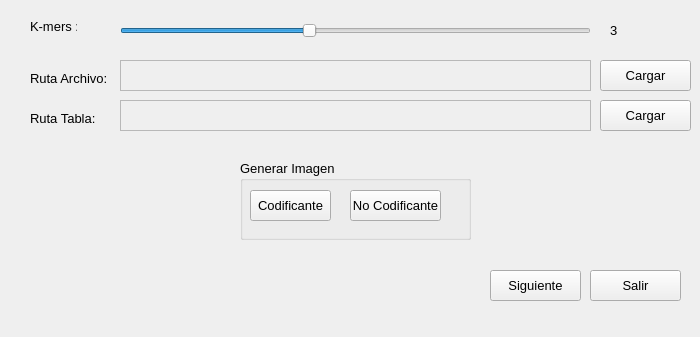
Qt form Gui.ui (juancho270/TrabajoGrado) before a commit.
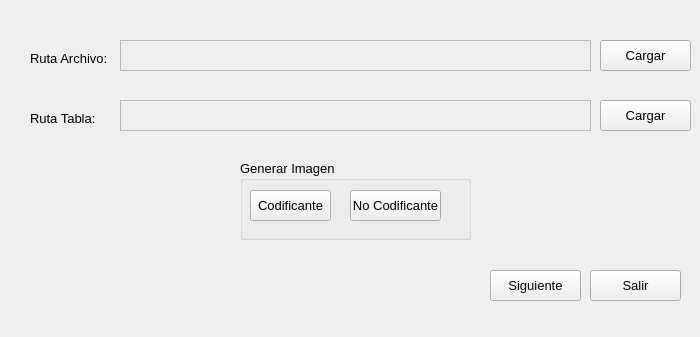
The same form after that commit.

```diff
--- a/Gui.ui
+++ b/Gui.ui
@@ -13,29 +13,11 @@
   <property name="windowTitle">
    <string>Ventana Principal</string>
   </property>
-  <widget class="QLabel" name="label">
-   <property name="geometry">
-    <rect>
-     <x>30</x>
-     <y>20</y>
-     <width>47</width>
-     <height>13</height>
-    </rect>
-   </property>
-   <property name="font">
-    <font>
-     <pointsize>10</pointsize>
-    </font>
-   </property>
-   <property name="text">
-    <string>K-mers : </string>
-   </property>
-  </widget>
   <widget class="QLabel" name="label_2">
    <property name="geometry">
     <rect>
      <x>30</x>
-     <y>70</y>
+     <y>50</y>
      <width>81</width>
      <height>16</height>
     </rect>
@@ -74,7 +56,7 @@
    <property name="geometry">
     <rect>
      <x>120</x>
-     <y>60</y>
+     <y>40</y>
      <width>471</width>
      <height>31</height>
     </rect>
@@ -93,59 +75,11 @@
     </rect>
    </property>
   </widget>
-  <widget class="QSlider" name="kmersNumero">
-   <property name="geometry">
-    <rect>
-     <x>120</x>
-     <y>20</y>
-     <width>471</width>
-     <height>22</height>
-    </rect>
-   </property>
-   <property name="font">
-    <font>
-     <pointsize>10</pointsize>
-    </font>
-   </property>
-   <property name="minimum">
-    <number>1</number>
-   </property>
-   <property name="maximum">
-    <number>6</number>
-   </property>
-   <property name="pageStep">
-    <number>6</number>
-   </property>
-   <property name="value">
-    <number>3</number>
-   </property>
-   <property name="orientation">
-    <enum>Qt::Horizontal</enum>
-   </property>
-  </widget>
-  <widget class="QLabel" name="NoKmers">
-   <property name="geometry">
-    <rect>
-     <x>610</x>
-     <y>20</y>
-     <width>71</width>
-     <height>21</height>
-    </rect>
-   </property>
-   <property name="font">
-    <font>
-     <pointsize>10</pointsize>
-    </font>
-   </property>
-   <property name="text">
-    <string>3</string>
-   </property>
-  </widget>
   <widget class="QPushButton" name="btnArchivo">
    <property name="geometry">
     <rect>
      <x>600</x>
-     <y>60</y>
+     <y>40</y>
      <width>91</width>
      <height>31</height>
     </rect>
```
Left out of the diff: 16 changed lines with no effect on the pictures.
